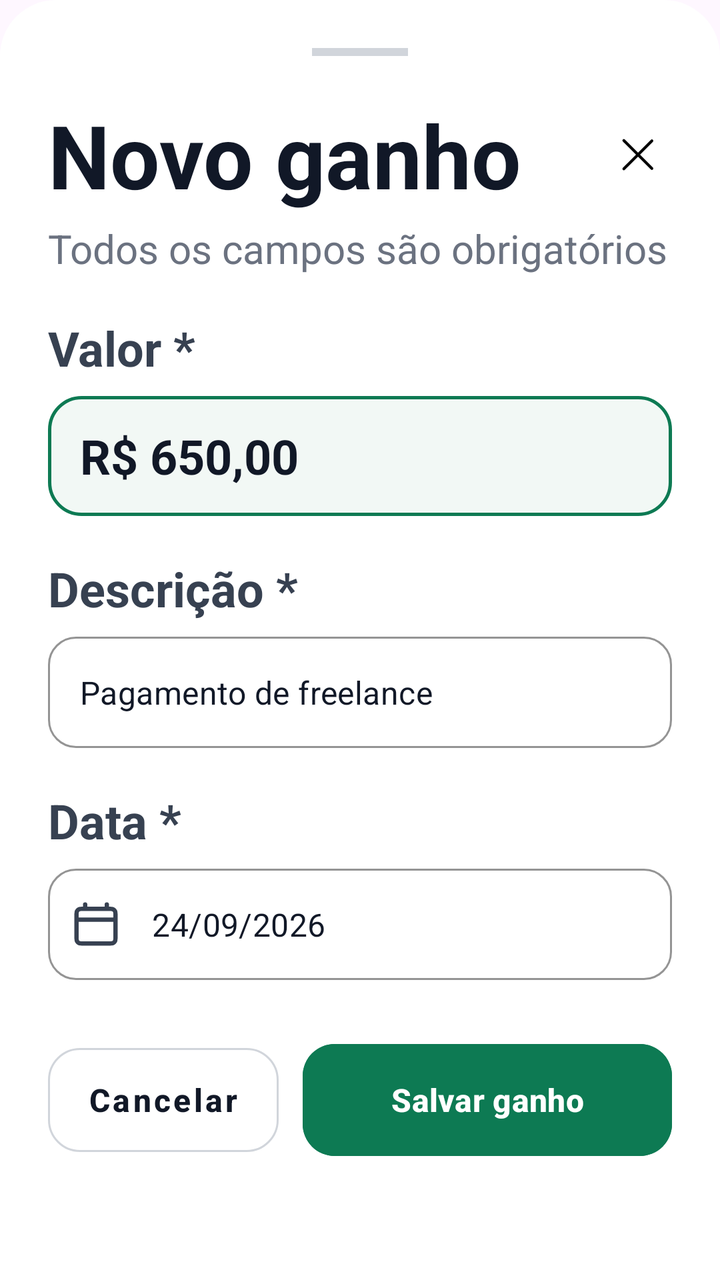
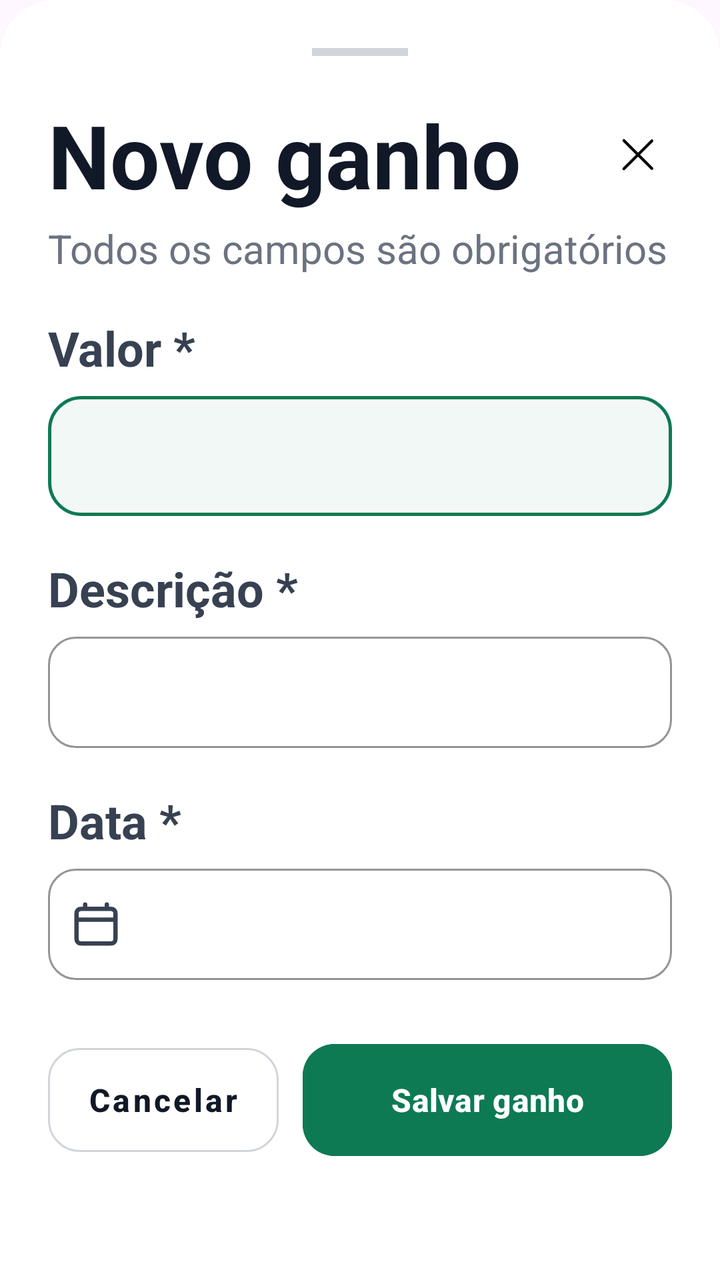

Compare the two renders of this Android layout. The source of the first and the diff that turns it into the second are given below.
<!-- AndroidManifest.xml: application theme Theme.PIC -->
<!-- res/layout/bottom_sheet_new_income.xml -->
<?xml version="1.0" encoding="utf-8"?>
<androidx.constraintlayout.widget.ConstraintLayout xmlns:android="http://schemas.android.com/apk/res/android"
    xmlns:app="http://schemas.android.com/apk/res-auto"
    xmlns:tools="http://schemas.android.com/tools"
    android:layout_width="match_parent"
    android:layout_height="wrap_content"
    android:background="@drawable/bg_bottom_sheet"
    android:padding="24dp">

    
    <View
        android:id="@+id/dragHandle"
        android:layout_width="48dp"
        android:layout_height="4dp"
        android:background="#D1D5DB"
        app:layout_constraintEnd_toEndOf="parent"
        app:layout_constraintStart_toStartOf="parent"
        app:layout_constraintTop_toTopOf="parent" />

    
    <TextView
        android:id="@+id/tvTitle"
        android:layout_width="0dp"
        android:layout_height="wrap_content"
        android:layout_marginTop="20dp"
        android:text="@string/new_income_title"
        android:textColor="#111827"
        android:textSize="44sp"
        android:textStyle="bold"
        app:layout_constraintEnd_toStartOf="@id/btnClose"
        app:layout_constraintStart_toStartOf="parent"
        app:layout_constraintTop_toBottomOf="@id/dragHandle" />

    
    <ImageView
        android:id="@+id/btnClose"
        android:layout_width="34dp"
        android:layout_height="34dp"
        android:contentDescription="@null"
        android:src="@drawable/close"
        app:layout_constraintBottom_toBottomOf="@id/tvTitle"
        app:layout_constraintEnd_toEndOf="parent"
        app:layout_constraintTop_toTopOf="@id/tvTitle" />

    
    <TextView
        android:id="@+id/tvSubtitle"
        android:layout_width="0dp"
        android:layout_height="wrap_content"
        android:layout_marginTop="4dp"
        android:text="@string/new_income_subtitle"
        android:textColor="#6B7280"
        android:textSize="20sp"
        app:layout_constraintEnd_toEndOf="parent"
        app:layout_constraintStart_toStartOf="parent"
        app:layout_constraintTop_toBottomOf="@id/tvTitle" />

    
    <TextView
        android:id="@+id/lblValue"
        android:layout_width="wrap_content"
        android:layout_height="wrap_content"
        android:layout_marginTop="20dp"
        android:text="@string/label_value"
        android:textColor="#374151"
        android:textSize="24sp"
        android:textStyle="bold"
        app:layout_constraintStart_toStartOf="parent"
        app:layout_constraintTop_toBottomOf="@id/tvSubtitle" />

    <EditText
        android:id="@+id/etValue"
        android:layout_width="0dp"
        android:layout_height="60dp"
        android:layout_marginTop="8dp"
        android:background="@drawable/bg_income_value_input"
        android:inputType="numberDecimal"
        android:paddingHorizontal="16dp"
        android:text="@string/placeholder_value"
        android:textColor="#111827"
        android:textSize="24sp"
        android:textStyle="bold"
        app:layout_constraintEnd_toEndOf="parent"
        app:layout_constraintStart_toStartOf="parent"
        app:layout_constraintTop_toBottomOf="@id/lblValue" />

    
    <TextView
        android:id="@+id/lblDescription"
        android:layout_width="wrap_content"
        android:layout_height="wrap_content"
        android:layout_marginTop="20dp"
        android:text="@string/label_description"
        android:textColor="#374151"
        android:textSize="24sp"
        android:textStyle="bold"
        app:layout_constraintStart_toStartOf="parent"
        app:layout_constraintTop_toBottomOf="@id/etValue" />

    <com.google.android.material.textfield.TextInputLayout
        android:id="@+id/tilDescription"
        style="@style/Widget.MaterialComponents.TextInputLayout.OutlinedBox"
        android:layout_width="0dp"
        android:layout_height="wrap_content"
        android:layout_marginTop="8dp"
        app:boxCornerRadiusBottomEnd="14dp"
        app:boxCornerRadiusBottomStart="14dp"
        app:boxCornerRadiusTopEnd="14dp"
        app:boxCornerRadiusTopStart="14dp"
        app:boxStrokeColor="#D1D5DB"
        app:boxStrokeWidth="1dp"
        app:hintEnabled="false"
        app:layout_constraintEnd_toEndOf="parent"
        app:layout_constraintStart_toStartOf="parent"
        app:layout_constraintTop_toBottomOf="@id/lblDescription">

        <com.google.android.material.textfield.TextInputEditText
            android:id="@+id/etDescription"
            android:layout_width="match_parent"
            android:layout_height="wrap_content"
            android:inputType="textCapSentences"
            android:text="@string/placeholder_description"
            android:textColor="#111827"
            android:textSize="16sp" />
    </com.google.android.material.textfield.TextInputLayout>

    
    <TextView
        android:id="@+id/lblDate"
        android:layout_width="wrap_content"
        android:layout_height="wrap_content"
        android:layout_marginTop="20dp"
        android:text="@string/label_date"
        android:textColor="#374151"
        android:textSize="24sp"
        android:textStyle="bold"
        app:layout_constraintStart_toStartOf="parent"
        app:layout_constraintTop_toBottomOf="@id/tilDescription" />

    <com.google.android.material.textfield.TextInputLayout
        android:id="@+id/tilDate"
        style="@style/Widget.MaterialComponents.TextInputLayout.OutlinedBox"
        android:layout_width="0dp"
        android:layout_height="wrap_content"
        android:layout_marginTop="8dp"
        app:boxCornerRadiusBottomEnd="14dp"
        app:boxCornerRadiusBottomStart="14dp"
        app:boxCornerRadiusTopEnd="14dp"
        app:boxCornerRadiusTopStart="14dp"
        app:boxStrokeColor="#D1D5DB"
        app:boxStrokeWidth="1dp"
        app:hintEnabled="false"
        app:startIconDrawable="@drawable/calendar"
        app:startIconTint="#374151"
        app:layout_constraintEnd_toEndOf="parent"
        app:layout_constraintStart_toStartOf="parent"
        app:layout_constraintTop_toBottomOf="@id/lblDate">

        <com.google.android.material.textfield.TextInputEditText
            android:id="@+id/etDate"
            android:layout_width="match_parent"
            android:layout_height="wrap_content"
            android:focusable="true"
            android:inputType="none"
            android:text="24/09/2026"
            android:textColor="#111827"
            android:textSize="16sp" />
    </com.google.android.material.textfield.TextInputLayout>

    
    <LinearLayout
        android:id="@+id/layoutButtons"
        android:layout_width="0dp"
        android:layout_height="wrap_content"
        android:layout_marginTop="28dp"
        android:orientation="horizontal"
        app:layout_constraintEnd_toEndOf="parent"
        app:layout_constraintStart_toStartOf="parent"
        app:layout_constraintTop_toBottomOf="@id/tilDate">

        
        <com.google.android.material.button.MaterialButton
            android:id="@+id/btnCancel"
            style="@style/Widget.MaterialComponents.Button.OutlinedButton"
            android:layout_width="0dp"
            android:layout_height="64dp"
            android:layout_marginEnd="12dp"
            android:layout_weight="1"
            android:text="@string/btn_cancel"
            android:textAllCaps="false"
            android:textColor="#111827"
            android:textSize="16sp"
            android:textStyle="bold"
            app:cornerRadius="16dp"
            app:strokeColor="#D1D5DB"
            app:strokeWidth="1dp" />

        
        <com.google.android.material.button.MaterialButton
            android:id="@+id/btnSaveIncome"
            android:layout_width="0dp"
            android:layout_height="64dp"
            android:layout_weight="1.6"
            android:backgroundTint="#0D7A53"
            android:text="@string/btn_save_income"
            android:textAllCaps="false"
            android:textColor="@color/white"
            android:textSize="16sp"
            android:textStyle="bold"
            app:cornerRadius="16dp" />

    </LinearLayout>

</androidx.constraintlayout.widget.ConstraintLayout>
<!-- resources referenced by this layout -->
<resources>
  <color name="white">#FFFFFFFF</color>
  <!-- drawable bg_bottom_sheet (drawable) -->
  <?xml version="1.0" encoding="utf-8"?>
  <shape xmlns:android="http://schemas.android.com/apk/res/android"
      android:shape="rectangle">
      <solid android:color="@color/white" />
      <corners
          android:topLeftRadius="28dp"
          android:topRightRadius="28dp" />
  </shape>
  <!-- drawable bg_income_value_input (drawable) -->
  <?xml version="1.0" encoding="utf-8"?>
  <shape xmlns:android="http://schemas.android.com/apk/res/android"
      android:shape="rectangle">
      <solid android:color="#F2F8F5" />
      <stroke
          android:width="1.5dp"
          android:color="#0D7A53" />
      <corners android:radius="16dp" />
  </shape>
  <!-- drawable calendar (drawable) -->
  <vector xmlns:android="http://schemas.android.com/apk/res/android" android:height="26dp" android:viewportHeight="24" android:viewportWidth="24" android:width="26dp">
        
      <path android:fillColor="#00000000" android:pathData="M3,10H21M7,3V5M17,3V5M6.2,21H17.8C18.92,21 19.48,21 19.908,20.782C20.284,20.59 20.59,20.284 20.782,19.908C21,19.48 21,18.92 21,17.8V8.2C21,7.08 21,6.52 20.782,6.092C20.59,5.716 20.284,5.41 19.908,5.218C19.48,5 18.92,5 17.8,5H6.2C5.08,5 4.52,5 4.092,5.218C3.716,5.41 3.41,5.716 3.218,6.092C3,6.52 3,7.08 3,8.2V17.8C3,18.92 3,19.48 3.218,19.908C3.41,20.284 3.716,20.59 4.092,20.782C4.52,21 5.08,21 6.2,21Z" android:strokeColor="#000000" android:strokeLineCap="round" android:strokeLineJoin="round" android:strokeWidth="2"/>
      
  </vector>
  <!-- drawable close (drawable) -->
  <vector xmlns:android="http://schemas.android.com/apk/res/android" android:height="26dp" android:viewportHeight="24" android:viewportWidth="24" android:width="26dp">
        
      <path android:fillColor="#ffffff" android:pathData="M0,0h24v24h-24z"/>
        
      <path android:fillColor="#00000000" android:pathData="M7,17L16.899,7.101" android:strokeColor="#000000" android:strokeLineCap="round" android:strokeLineJoin="round" android:strokeWidth="1"/>
        
      <path android:fillColor="#00000000" android:pathData="M7,7L16.899,16.899" android:strokeColor="#000000" android:strokeLineCap="round" android:strokeLineJoin="round" android:strokeWidth="1"/>
      
  </vector>
  <string name="btn_cancel">Cancelar</string>
  <string name="btn_save_income">Salvar ganho</string>
  <string name="label_date">Data *</string>
  <string name="label_description">Descrição *</string>
  <string name="label_value">Valor *</string>
  <string name="new_income_subtitle">Todos os campos são obrigatórios</string>
  <string name="new_income_title">Novo ganho</string>
  <string name="placeholder_description">Pagamento de freelance</string>
  <string name="placeholder_value">R$ 650,00</string>
  <style name="Theme.PIC" parent="Base.Theme.PIC" />
  <style name="Base.Theme.PIC" parent="Theme.Material3.DayNight.NoActionBar">
          
          
      </style>
</resources>

<!-- the commit's change to res/layout/bottom_sheet_new_income.xml (unified diff, before → after) -->
@@ -76,7 +76,6 @@
         android:background="@drawable/bg_income_value_input"
         android:inputType="numberDecimal"
         android:paddingHorizontal="16dp"
-        android:text="@string/placeholder_value"
         android:textColor="#111827"
         android:textSize="24sp"
         android:textStyle="bold"
@@ -119,7 +118,6 @@
             android:layout_width="match_parent"
             android:layout_height="wrap_content"
             android:inputType="textCapSentences"
-            android:text="@string/placeholder_description"
             android:textColor="#111827"
             android:textSize="16sp" />
     </com.google.android.material.textfield.TextInputLayout>
@@ -160,9 +158,8 @@
             android:id="@+id/etDate"
             android:layout_width="match_parent"
             android:layout_height="wrap_content"
-            android:focusable="true"
+            android:focusable="false"
             android:inputType="none"
-            android:text="24/09/2026"
             android:textColor="#111827"
             android:textSize="16sp" />
     </com.google.android.material.textfield.TextInputLayout>
<!-- resource entries referenced after the edit -->
@@ -43,8 +43,6 @@
   <string name="label_value">Valor *</string>
   <string name="new_income_subtitle">Todos os campos são obrigatórios</string>
   <string name="new_income_title">Novo ganho</string>
-  <string name="placeholder_description">Pagamento de freelance</string>
-  <string name="placeholder_value">R$ 650,00</string>
   <style name="Theme.PIC" parent="Base.Theme.PIC" />
   <style name="Base.Theme.PIC" parent="Theme.Material3.DayNight.NoActionBar">
           
